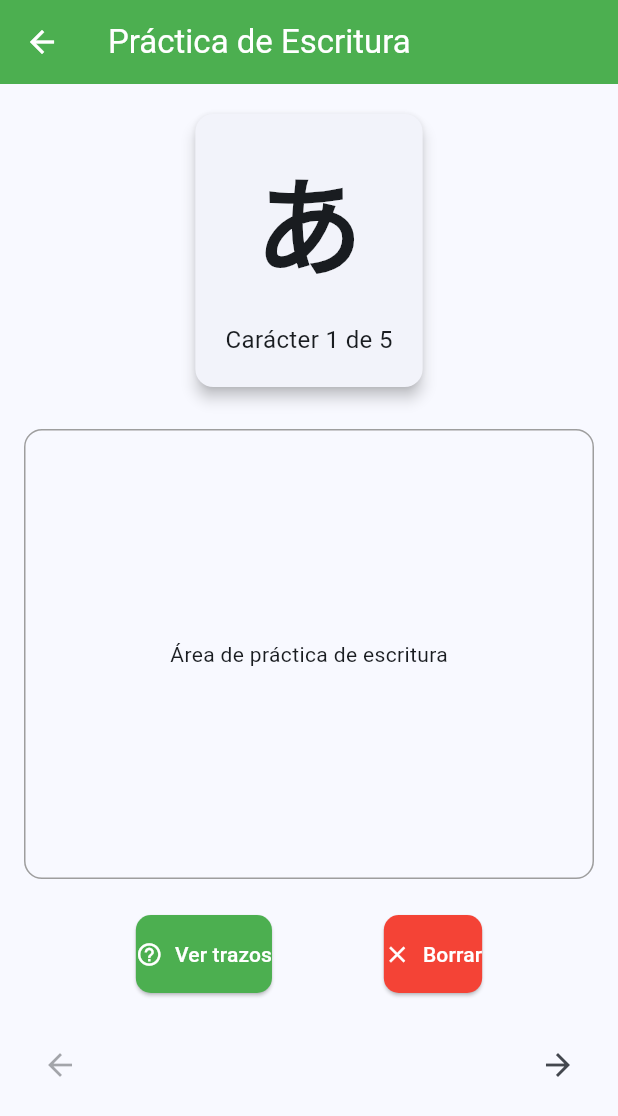
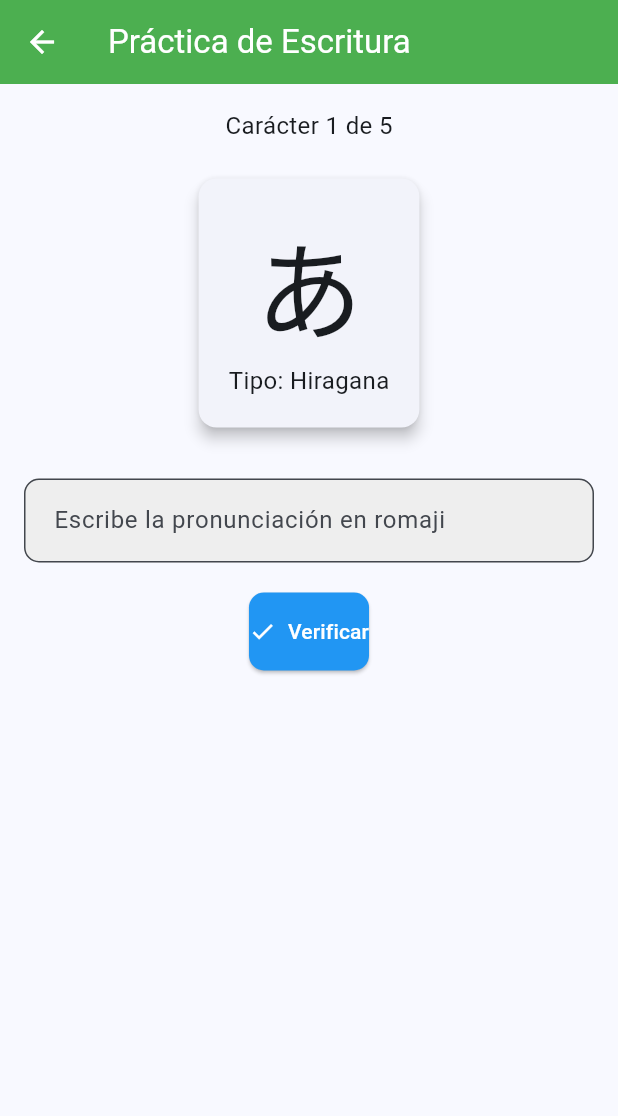
Before and after one commit to AlarconCastilloDiegoAndre/LenguageSwap, a Flutter app: the WritingExerciseScreen screen opened directly, on a phone screen of 412 x 824 dp. Shown: the top 1116 px of the screen. Run offline on Flutter 3.47's test engine with Material 3 defaults, Android fonts, the phone set to English and light mode, and no system bars.

Commit message:
Versión definitiva

```diff
--- a/lib/features/daily_exercises/screens/writing_exercise_screen.dart
+++ b/lib/features/daily_exercises/screens/writing_exercise_screen.dart
@@ -8,9 +8,17 @@ class WritingExerciseScreen extends StatefulWidget {
 }
 
 class _WritingExerciseScreenState extends State<WritingExerciseScreen> {
-  final List<String> characters = ['あ', 'い', 'う', 'え', 'お'];
-  int currentCharacterIndex = 0;
-  bool showStrokeOrder = false;
+  final List<Map<String, String>> _characters = [
+    {'character': 'あ', 'romaji': 'a', 'tipo': 'Hiragana'},
+    {'character': 'い', 'romaji': 'i', 'tipo': 'Hiragana'},
+    {'character': 'う', 'romaji': 'u', 'tipo': 'Hiragana'},
+    {'character': 'え', 'romaji': 'e', 'tipo': 'Hiragana'},
+    {'character': 'お', 'romaji': 'o', 'tipo': 'Hiragana'},
+  ];
+
+  int _currentIndex = 0;
+  String _userInput = '';
+  bool _showFeedback = false;
 
   @override
   Widget build(BuildContext context) {
@@ -24,114 +32,102 @@ class _WritingExerciseScreenState extends State<WritingExerciseScreen> {
         padding: const EdgeInsets.all(16.0),
         child: Column(
           children: [
-            // Tarjeta del carácter actual
+            Text(
+              'Carácter ${_currentIndex + 1} de ${_characters.length}',
+              style: const TextStyle(fontSize: 16),
+            ),
+            const SizedBox(height: 20),
+
+            // Mostrar el carácter actual
             Card(
               elevation: 4,
               child: Padding(
-                padding: const EdgeInsets.all(20.0),
+                padding: const EdgeInsets.all(20),
                 child: Column(
                   children: [
                     Text(
-                      characters[currentCharacterIndex],
-                      style: const TextStyle(
-                        fontSize: 72,
-                        fontWeight: FontWeight.bold,
-                      ),
+                      _characters[_currentIndex]['character']!,
+                      style: const TextStyle(fontSize: 72),
                     ),
-                    const SizedBox(height: 16),
                     Text(
-                      'Carácter ${currentCharacterIndex + 1} de ${characters.length}',
+                      'Tipo: ${_characters[_currentIndex]['tipo']}',
                       style: const TextStyle(fontSize: 16),
                     ),
                   ],
                 ),
               ),
             ),
-            const SizedBox(height: 24),
 
-            // Área de dibujo
-            Container(
-              height: 300,
-              decoration: BoxDecoration(
-                border: Border.all(color: Colors.grey),
-                borderRadius: BorderRadius.circular(12),
+            const SizedBox(height: 30),
+
+            // Campo de entrada para el usuario
+            TextField(
+              decoration: InputDecoration(
+                labelText: 'Escribe la pronunciación en romaji',
+                hintText: 'Ejemplo: a, i, u, e, o',
+                border: OutlineInputBorder(
+                  borderRadius: BorderRadius.circular(10),
+                ),
               ),
-              child: Stack(
-                children: [
-                  // Aquí irá el widget de dibujo
-                  const Center(
-                    child: Text('Área de práctica de escritura'),
-                  ),
-                  if (showStrokeOrder)
-                    Container(
-                      color: Colors.white.withOpacity(0.8),
-                      child: const Center(
-                        child: Text('Orden de trazos'),
-                      ),
-                    ),
-                ],
-              ),
+              onChanged: (value) {
+                setState(() {
+                  _userInput = value.toLowerCase();
+                });
+              },
             ),
-            const SizedBox(height: 24),
 
-            // Controles
+            const SizedBox(height: 20),
+
+            // Botones de navegación
             Row(
               mainAxisAlignment: MainAxisAlignment.spaceEvenly,
               children: [
+                if (_currentIndex > 0)
+                  ElevatedButton.icon(
+                    onPressed: () {
+                      setState(() {
+                        _currentIndex--;
+                        _userInput = '';
+                        _showFeedback = false;
+                      });
+                    },
+                    icon: const Icon(Icons.arrow_back),
+                    label: const Text('Anterior'),
+                  ),
                 ElevatedButton.icon(
                   onPressed: () {
                     setState(() {
-                      showStrokeOrder = !showStrokeOrder;
+                      _showFeedback = true;
+                      if (_userInput == _characters[_currentIndex]['romaji']) {
+                        if (_currentIndex < _characters.length - 1) {
+                          _currentIndex++;
+                          _userInput = '';
+                          _showFeedback = false;
+                        }
+                      }
                     });
                   },
-                  icon: const Icon(Icons.help_outline),
-                  label: const Text('Ver trazos'),
-                  style: ElevatedButton.styleFrom(
-                    backgroundColor: Colors.green,
-                    foregroundColor: Colors.white,
-                  ),
-                ),
-                ElevatedButton.icon(
-                  onPressed: () {
-                    // Limpiar el área de dibujo
-                  },
-                  icon: const Icon(Icons.clear),
-                  label: const Text('Borrar'),
-                  style: ElevatedButton.styleFrom(
-                    backgroundColor: Colors.red,
-                    foregroundColor: Colors.white,
-                  ),
+                  icon: const Icon(Icons.check),
+                  label: const Text('Verificar'),
                 ),
               ],
             ),
-            const SizedBox(height: 24),
 
-            // Navegación
-            Row(
-              mainAxisAlignment: MainAxisAlignment.spaceBetween,
-              children: [
-                IconButton(
-                  onPressed: currentCharacterIndex > 0
-                      ? () {
-                          setState(() {
-                            currentCharacterIndex--;
-                          });
-                        }
-                      : null,
-                  icon: const Icon(Icons.arrow_back),
+            if (_showFeedback) ...[
+              const SizedBox(height: 20),
+              Text(
+                _userInput == _characters[_currentIndex]['romaji']
+                    ? '¡Correcto!'
+                    : 'Intenta de nuevo. La respuesta correcta es: ${_characters[_currentIndex]['romaji']}',
+                style: TextStyle(
+                  color: _userInput == _characters[_currentIndex]['romaji']
+                      ? Colors.green
+                      : Colors.red,
+                  fontSize: 18,
+                  fontWeight: FontWeight.bold,
                 ),
-                IconButton(
-                  onPressed: currentCharacterIndex < characters.length - 1
-                      ? () {
-                          setState(() {
-                            currentCharacterIndex++;
-                          });
-                        }
-                      : null,
-                  icon: const Icon(Icons.arrow_forward),
-                ),
-              ],
-            ),
+              ),
+            ],
           ],
         ),
       ),
```
